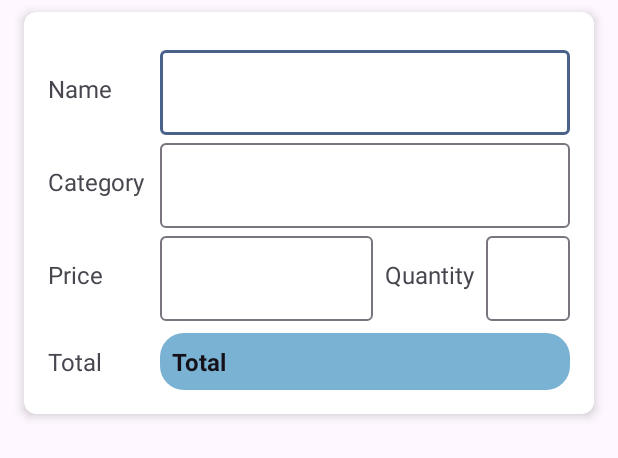
After one commit to dontkeep/testApp, an Android app built with Jetpack Compose: the layout item_edit_list.xml on its own in the app's theme, with its tools: preview values and no code run, on a phone screen of 412 x 824 dp. The commit adds this screen. Shown: the top 458 px of the screen. Run offline under Robolectric (Android 15) with nearby library versions, the phone set to English and light mode, and no system bars; network calls fail.

Commit message:
Update : - Add Scan Result.
ToDo :
- Implement livedata sum for Quanty & Price.

```diff
--- a/app/src/main/java/com/exal/testapp/data/network/ApiServices.kt
+++ b/app/src/main/java/com/exal/testapp/data/network/ApiServices.kt
@@ -6,6 +6,7 @@ import com.exal.testapp.data.network.response.ExpenseListResponseItem
 import com.exal.testapp.data.network.response.LoginResponse
 import com.exal.testapp.data.network.response.LogoutResponse
 import com.exal.testapp.data.network.response.RegisterResponse
+import com.exal.testapp.data.network.response.ResultListResponseItem
 import retrofit2.Call
 import retrofit2.http.Field
 import retrofit2.http.FormUrlEncoded
@@ -19,6 +20,9 @@ import retrofit2.http.Query
 interface ApiServices {
     @GET("/expense-lists")
     suspend fun getExpensesList(@Query("id_user") id: String): List<ExpenseListResponseItem>
+
+    @GET("/expense-detail")
+    suspend fun getResultList(@Query("list_id") id: String): List<ResultListResponseItem>
 
     @FormUrlEncoded
     @POST("/auth/login")
--- a/app/src/main/java/com/exal/testapp/view/expenses/ExpensesViewModel.kt
+++ b/app/src/main/java/com/exal/testapp/view/expenses/ExpensesViewModel.kt
@@ -1,14 +1,11 @@
 package com.exal.testapp.view.expenses
 
-import androidx.compose.ui.semantics.error
 import androidx.lifecycle.LiveData
 import androidx.lifecycle.ViewModel
-import androidx.lifecycle.asFlow
 import androidx.lifecycle.asLiveData
 import androidx.lifecycle.liveData
 import com.exal.testapp.data.DataRepository
 import com.exal.testapp.data.Resource
-import com.exal.testapp.data.network.response.ExpenseListResponse
 import com.exal.testapp.data.network.response.ExpenseListResponseItem
 import dagger.hilt.android.lifecycle.HiltViewModel
 import javax.inject.Inject
--- /dev/null
+++ b/app/src/main/res/layout/item_edit_list.xml
@@ -0,0 +1,149 @@
+<?xml version="1.0" encoding="utf-8"?>
+<androidx.cardview.widget.CardView xmlns:android="http://schemas.android.com/apk/res/android"
+    xmlns:app="http://schemas.android.com/apk/res-auto"
+    xmlns:tools="http://schemas.android.com/tools"
+    android:layout_width="match_parent"
+    android:layout_height="wrap_content"
+    android:layout_marginTop="8dp"
+    android:layout_marginStart="16dp"
+    android:layout_marginEnd="16dp"
+    android:layout_marginBottom="8dp"
+    app:cardCornerRadius="8dp"
+    app:cardElevation="4dp">
+
+    <androidx.constraintlayout.widget.ConstraintLayout
+        android:layout_width="match_parent"
+        android:layout_height="wrap_content"
+        android:padding="16dp">
+
+        <!-- Name -->
+        <TextView
+            android:id="@+id/tvNameLabel"
+            android:layout_width="wrap_content"
+            android:layout_height="wrap_content"
+            android:layout_marginTop="24dp"
+            android:text="Name"
+            android:textSize="16sp"
+            app:layout_constraintStart_toStartOf="parent"
+            app:layout_constraintTop_toTopOf="parent" />
+
+        <com.google.android.material.textfield.TextInputLayout
+            android:id="@+id/textFieldName"
+            android:layout_width="0dp"
+            android:layout_height="wrap_content"
+            android:layout_marginStart="32dp"
+            app:layout_constraintBottom_toBottomOf="@+id/tvNameLabel"
+            app:layout_constraintEnd_toEndOf="parent"
+            app:layout_constraintStart_toEndOf="@+id/tvNameLabel"
+            app:layout_constraintTop_toTopOf="@+id/tvNameLabel">
+
+            <com.google.android.material.textfield.TextInputEditText
+                android:layout_width="match_parent"
+                android:layout_height="wrap_content" />
+
+        </com.google.android.material.textfield.TextInputLayout>
+
+        <com.google.android.material.textfield.TextInputLayout
+            android:id="@+id/textFieldCategory"
+            android:layout_width="0dp"
+            android:layout_height="wrap_content"
+            app:layout_constraintEnd_toEndOf="@+id/textFieldName"
+            app:layout_constraintStart_toStartOf="@+id/textFieldName"
+            app:layout_constraintTop_toBottomOf="@+id/textFieldName">
+
+            <com.google.android.material.textfield.TextInputEditText
+                android:layout_width="match_parent"
+                android:layout_height="wrap_content" />
+
+        </com.google.android.material.textfield.TextInputLayout>
+
+        <TextView
+            android:id="@+id/tvPriceLabel"
+            android:layout_width="wrap_content"
+            android:layout_height="wrap_content"
+            android:text="Price"
+            android:textSize="16sp"
+            app:layout_constraintBottom_toBottomOf="@+id/textFieldPrice"
+            app:layout_constraintStart_toStartOf="parent"
+            app:layout_constraintTop_toTopOf="@+id/textFieldPrice" />
+
+        <com.google.android.material.textfield.TextInputLayout
+            android:id="@+id/textFieldPrice"
+            android:layout_width="0dp"
+            android:layout_height="wrap_content"
+            android:layout_marginEnd="8dp"
+            android:inputType="number"
+            app:layout_constraintEnd_toStartOf="@+id/tvAmountLabel"
+            app:layout_constraintStart_toStartOf="@+id/textFieldName"
+            app:layout_constraintTop_toBottomOf="@+id/textFieldCategory">
+
+            <com.google.android.material.textfield.TextInputEditText
+                android:layout_width="match_parent"
+                android:layout_height="wrap_content" />
+
+        </com.google.android.material.textfield.TextInputLayout>
+
+        <TextView
+            android:id="@+id/tvAmountLabel"
+            android:layout_width="wrap_content"
+            android:layout_height="wrap_content"
+            android:layout_marginEnd="8dp"
+            android:text="Quantity"
+            android:textSize="16sp"
+            app:layout_constraintBottom_toBottomOf="@+id/textFieldPrice"
+            app:layout_constraintEnd_toStartOf="@+id/textFieldQuantity"
+            app:layout_constraintTop_toTopOf="@+id/textFieldPrice" />
+
+        <com.google.android.material.textfield.TextInputLayout
+            android:id="@+id/textFieldQuantity"
+            android:layout_width="0dp"
+            android:layout_height="wrap_content"
+            android:inputType="number"
+            app:layout_constraintBottom_toBottomOf="@+id/tvAmountLabel"
+            app:layout_constraintEnd_toEndOf="@+id/textFieldName"
+            app:layout_constraintTop_toTopOf="@+id/tvAmountLabel">
+
+            <com.google.android.material.textfield.TextInputEditText
+                android:layout_width="match_parent"
+                android:layout_height="wrap_content" />
+
+        </com.google.android.material.textfield.TextInputLayout>
+
+        <TextView
+            android:id="@+id/tvCategoryLabel"
+            android:layout_width="wrap_content"
+            android:layout_height="wrap_content"
+            android:text="Category"
+            android:textSize="16sp"
+            app:layout_constraintBottom_toBottomOf="@+id/textFieldCategory"
+            app:layout_constraintStart_toStartOf="parent"
+            app:layout_constraintTop_toTopOf="@+id/textFieldCategory" />
+
+
+        <TextView
+            android:id="@+id/tvTotalLabel"
+            android:layout_width="wrap_content"
+            android:layout_height="wrap_content"
+            android:text="Total"
+            android:textSize="16sp"
+            app:layout_constraintBottom_toBottomOf="@+id/tvTotal"
+            app:layout_constraintStart_toStartOf="parent"
+            app:layout_constraintTop_toTopOf="@+id/tvTotal" />
+
+        <TextView
+            android:id="@+id/tvTotal"
+            android:layout_width="0dp"
+            android:layout_height="wrap_content"
+            android:layout_marginTop="8dp"
+            android:padding="8dp"
+            android:background="@drawable/rounded_corner_background"
+            android:text="Total"
+            android:textSize="16sp"
+            android:textStyle="bold"
+            android:textColor="@color/font"
+            app:layout_constraintEnd_toEndOf="@+id/textFieldCategory"
+            app:layout_constraintStart_toStartOf="@+id/textFieldCategory"
+            app:layout_constraintTop_toBottomOf="@+id/textFieldPrice" />
+
+    </androidx.constraintlayout.widget.ConstraintLayout>
+</androidx.cardview.widget.CardView>
--- a/app/src/main/res/values/colors.xml
+++ b/app/src/main/res/values/colors.xml
@@ -14,6 +14,7 @@
     <color name="iconBtnLight">#0B0B0B</color>
     <color name="greenLight">#CEE8BF</color>
     <color name="green">#97CD78</color>
+    <color name="font">#141118</color>
 
     <!--    Support Dark Mode-->
     <color name="iconButton">#0B0B0B</color>
--- a/app/src/main/res/values/strings.xml
+++ b/app/src/main/res/values/strings.xml
@@ -37,6 +37,8 @@
     <string name="theme">Theme App</string>
     <string name="select_language">App Language</string>
     <string name="save">Save</string>
+    <string name="scan_result">Scan Result</string>
+    <string name="next">Next</string>
 
 
     <!-- Data dummy -->
```
Also changed, not shown: app/src/main/java/com/exal/testapp/data/DataRepository.kt (+18 -0 lines), app/src/main/java/com/exal/testapp/data/network/response/ResultListResponse.kt (added, +54 -0 lines), app/src/main/java/com/exal/testapp/view/adapter/EditListAdapter.kt (added, +49 -0 lines), app/src/main/java/com/exal/testapp/view/editlist/EditListActivity.kt (added, +72 -0 lines), app/src/main/java/com/exal/testapp/view/editlist/EditListViewModel.kt (added, +33 -0 lines), app/src/main/java/com/exal/testapp/view/perspective/PerspectiveActivity.kt (+16 -10 lines), app/src/main/res/layout/activity_edit_list.xml (added, +79 -0 lines), app/src/main/res/layout/activity_perspective.xml (+17 -25 lines).
